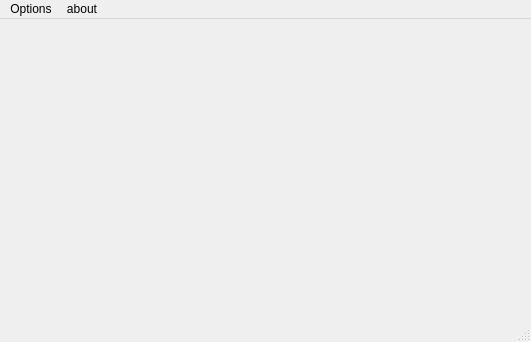
This is kyrpm-installer/mainwindow.ui in openeuler-mirror/kylin-installer as Qt 5 draws it before an edit. The edited form follows.
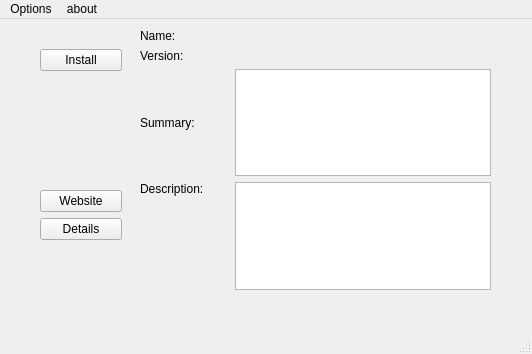
This is the edited form.

What changed in the file:
```diff
--- a/kyrpm-installer/mainwindow.ui
+++ b/kyrpm-installer/mainwindow.ui
@@ -6,21 +6,161 @@
    <rect>
     <x>0</x>
     <y>0</y>
-    <width>531</width>
-    <height>342</height>
+    <width>532</width>
+    <height>354</height>
    </rect>
   </property>
   <property name="windowTitle">
    <string>MainWindow</string>
   </property>
-  <widget class="QWidget" name="centralwidget"/>
+  <widget class="QWidget" name="centralwidget">
+   <widget class="QWidget" name="layoutWidget">
+    <property name="geometry">
+     <rect>
+      <x>140</x>
+      <y>10</y>
+      <width>351</width>
+      <height>261</height>
+     </rect>
+    </property>
+    <layout class="QGridLayout" name="gridLayout_2" columnstretch="1,0">
+     <item row="2" column="1">
+      <widget class="QTextEdit" name="summary_textEdit">
+       <property name="sizePolicy">
+        <sizepolicy hsizetype="Preferred" vsizetype="Preferred">
+         <horstretch>0</horstretch>
+         <verstretch>0</verstretch>
+        </sizepolicy>
+       </property>
+      </widget>
+     </item>
+     <item row="0" column="0">
+      <widget class="QLabel" name="label_name">
+       <property name="text">
+        <string>Name:</string>
+       </property>
+       <property name="alignment">
+        <set>Qt::AlignLeading|Qt::AlignLeft|Qt::AlignVCenter</set>
+       </property>
+      </widget>
+     </item>
+     <item row="0" column="1">
+      <widget class="QLabel" name="packageName_Label">
+       <property name="text">
+        <string/>
+       </property>
+      </widget>
+     </item>
+     <item row="1" column="0">
+      <widget class="QLabel" name="label_version">
+       <property name="text">
+        <string>Version:</string>
+       </property>
+       <property name="alignment">
+        <set>Qt::AlignLeading|Qt::AlignLeft|Qt::AlignVCenter</set>
+       </property>
+      </widget>
+     </item>
+     <item row="1" column="1">
+      <widget class="QLabel" name="version_Label">
+       <property name="text">
+        <string/>
+       </property>
+      </widget>
+     </item>
+     <item row="2" column="0">
+      <widget class="QLabel" name="label_summary">
+       <property name="text">
+        <string>Summary:</string>
+       </property>
+      </widget>
+     </item>
+     <item row="3" column="0">
+      <widget class="QLabel" name="label_description">
+       <property name="text">
+        <string>Description:</string>
+       </property>
+       <property name="alignment">
+        <set>Qt::AlignLeading|Qt::AlignLeft|Qt::AlignTop</set>
+       </property>
+      </widget>
+     </item>
+     <item row="3" column="1">
+      <widget class="QTextEdit" name="description_textEdit"/>
+     </item>
+    </layout>
+   </widget>
+   <widget class="QWidget" name="layoutWidget_2">
+    <property name="geometry">
+     <rect>
+      <x>40</x>
+      <y>10</y>
+      <width>82</width>
+      <height>211</height>
+     </rect>
+    </property>
+    <layout class="QVBoxLayout" name="verticalLayout_2">
+     <item>
+      <widget class="QLabel" name="icon_Label">
+       <property name="text">
+        <string/>
+       </property>
+       <property name="alignment">
+        <set>Qt::AlignCenter</set>
+       </property>
+      </widget>
+     </item>
+     <item>
+      <widget class="QPushButton" name="install_Btn">
+       <property name="text">
+        <string>Install</string>
+       </property>
+      </widget>
+     </item>
+     <item>
+      <spacer name="verticalSpacer_2">
+       <property name="orientation">
+        <enum>Qt::Vertical</enum>
+       </property>
+       <property name="sizeHint" stdset="0">
+        <size>
+         <width>20</width>
+         <height>40</height>
+        </size>
+       </property>
+      </spacer>
+     </item>
+     <item>
+      <widget class="QLabel" name="web_Label">
+       <property name="text">
+        <string/>
+       </property>
+      </widget>
+     </item>
+     <item>
+      <widget class="QPushButton" name="web_Btn">
+       <property name="text">
+        <string>Website</string>
+       </property>
+      </widget>
+     </item>
+     <item>
+      <widget class="QPushButton" name="detail_Btn">
+       <property name="text">
+        <string>Details</string>
+       </property>
+      </widget>
+     </item>
+    </layout>
+   </widget>
+  </widget>
   <widget class="QMenuBar" name="menubar">
    <property name="geometry">
     <rect>
      <x>0</x>
      <y>0</y>
-     <width>531</width>
-     <height>24</height>
+     <width>532</width>
+     <height>28</height>
     </rect>
    </property>
    <widget class="QMenu" name="menuOptions">
```
